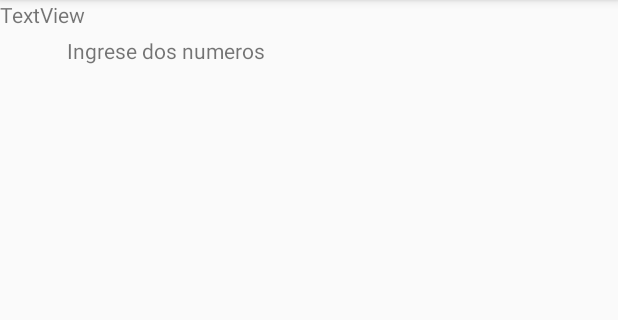
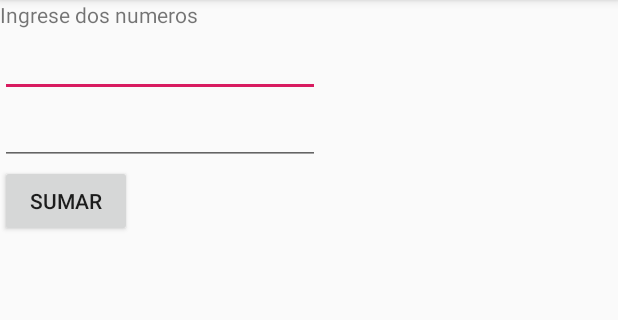
Before and after one commit to cristian16b/Android-PrimerosPasos, an Android app: the screen it shows after launch (MainActivity), on a phone screen of 412 x 824 dp, the part 84-404 px from its top. Run offline under Robolectric (Android 15) with nearby library versions, the phone set to English and light mode, and no system bars.

Commit message:
Gui terminada

```diff
--- a/app/src/main/java/com/example/usuario/myapplication/MainActivity.java
+++ b/app/src/main/java/com/example/usuario/myapplication/MainActivity.java
@@ -2,6 +2,7 @@ package com.example.usuario.myapplication;
 
 import android.support.v7.app.AppCompatActivity;
 import android.os.Bundle;
+import android.view.View;
 
 public class MainActivity extends AppCompatActivity {
 
@@ -9,5 +10,11 @@ public class MainActivity extends AppCompatActivity {
     protected void onCreate(Bundle savedInstanceState) {
         super.onCreate(savedInstanceState);
         setContentView(R.layout.activity_main);
+
+        //
+    }
+
+    public void sumar(View view) {
+
     }
 }
--- a/app/src/main/res/layout/activity_main.xml
+++ b/app/src/main/res/layout/activity_main.xml
@@ -5,6 +5,11 @@
     android:layout_width="match_parent"
     android:layout_height="match_parent"
     tools:context=".MainActivity">
+
+    <LinearLayout
+        android:layout_width="match_parent"
+        android:layout_height="match_parent"
+        android:orientation="vertical">
 
         <TextView
             android:layout_width="wrap_content"
@@ -17,12 +22,39 @@
             app:layout_constraintTop_toTopOf="parent"
             app:layout_constraintVertical_bias="0.032" />
 
-    <TextView
-        android:id="@+id/textView2"
+        <EditText
+            android:id="@+id/primerNumero"
             android:layout_width="wrap_content"
             android:layout_height="wrap_content"
-        android:text="TextView"
+            android:ems="10"
+            android:inputType="textPersonName"
             tools:layout_editor_absoluteX="41dp"
-        tools:layout_editor_absoluteY="48dp" />
+            tools:layout_editor_absoluteY="90dp" />
+
+        <EditText
+            android:id="@+id/segundoNumero"
+            android:layout_width="wrap_content"
+            android:layout_height="wrap_content"
+            android:ems="10"
+            android:inputType="textPersonName"
+            tools:layout_editor_absoluteX="41dp"
+            tools:layout_editor_absoluteY="44dp" />
+
+        <Button
+            android:id="@+id/botonSumar"
+            android:layout_width="wrap_content"
+            android:layout_height="wrap_content"
+            android:onClick="sumar"
+            android:text="Sumar"
+            tools:layout_editor_absoluteX="48dp"
+            tools:layout_editor_absoluteY="155dp" />
+
+        <TextView
+            android:id="@+id/resultadoSuma"
+            android:layout_width="wrap_content"
+            android:layout_height="wrap_content"
+            tools:layout_editor_absoluteX="162dp"
+            tools:layout_editor_absoluteY="165dp" />
+    </LinearLayout>
 
 </android.support.constraint.ConstraintLayout>
```
Lines whose indentation alone changed are shown as unchanged.
